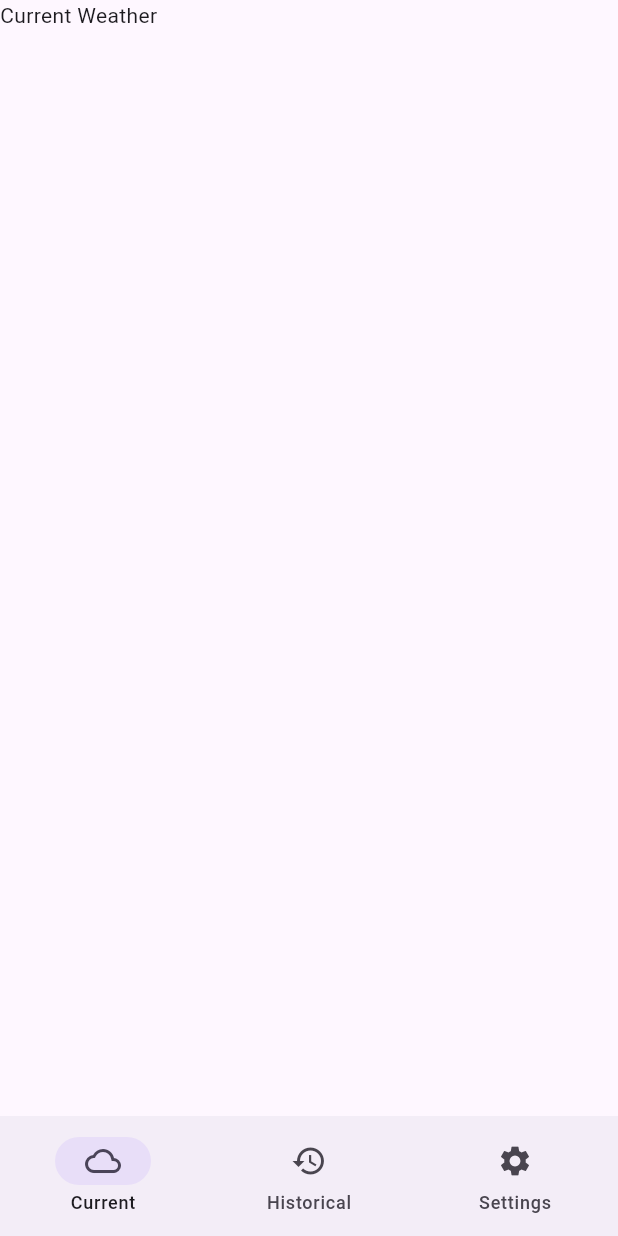
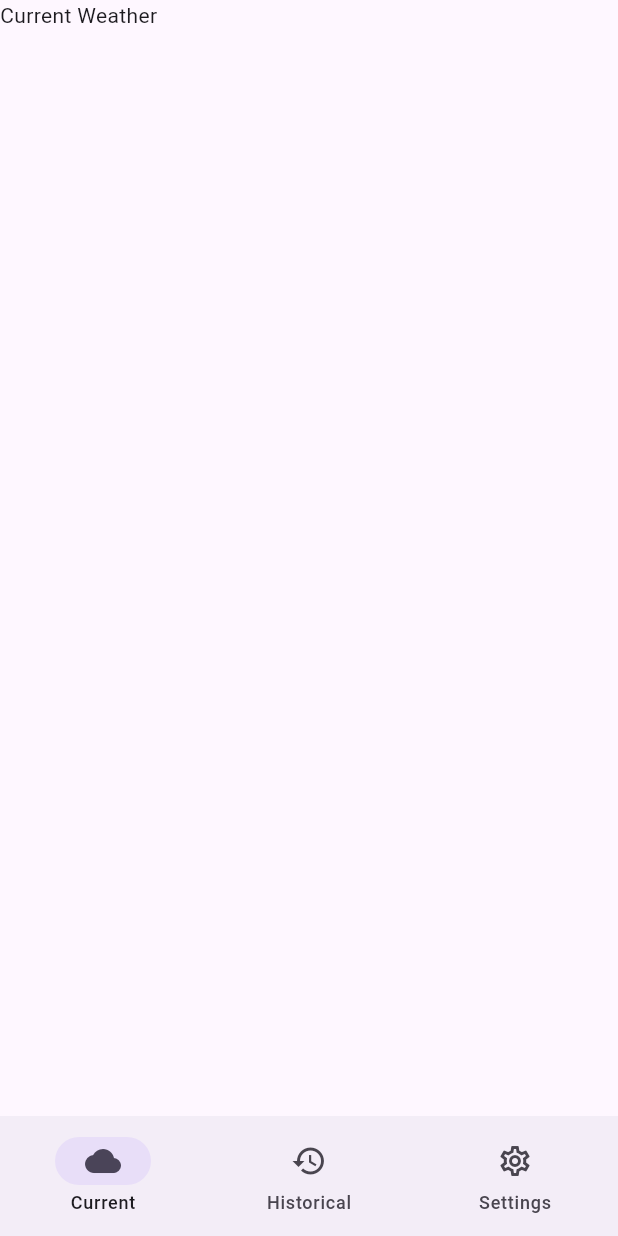
Before and after one commit to C4lopsitta/weather_app, a Flutter app: the screen it shows after launch, on a phone screen of 412 x 824 dp. Run offline on Flutter 3.47's test engine with Material 3 defaults, Android fonts, the phone set to English and light mode, and no system bars.

Commit message:
Added selected icons

```diff
--- a/lib/main.dart
+++ b/lib/main.dart
@@ -44,9 +44,21 @@ class _ApplicationRoot extends State<ApplicationRoot> {
         onDestinationSelected: (int index) { setState((){ currentPageIndex = index; }); },
         selectedIndex: currentPageIndex,
         destinations: const [
-          NavigationDestination(icon: Icon(Icons.wb_cloudy_outlined), label: "Current"),
-          NavigationDestination(icon: Icon(Icons.history), label: "Historical"),
-          NavigationDestination(icon: Icon(Icons.settings), label: "Settings")
+          NavigationDestination(
+              icon: Icon(Icons.wb_cloudy_outlined),
+              selectedIcon: Icon(Icons.wb_cloudy_rounded),
+              label: "Current"
+          ),
+          NavigationDestination(
+              icon: Icon(Icons.history_outlined),
+              selectedIcon: Icon(Icons.history_rounded),
+              label: "Historical"
+          ),
+          NavigationDestination(
+              icon: Icon(Icons.settings_outlined),
+              selectedIcon: Icon(Icons.settings_rounded),
+              label: "Settings"
+          )
         ],
       ),
     );
```
